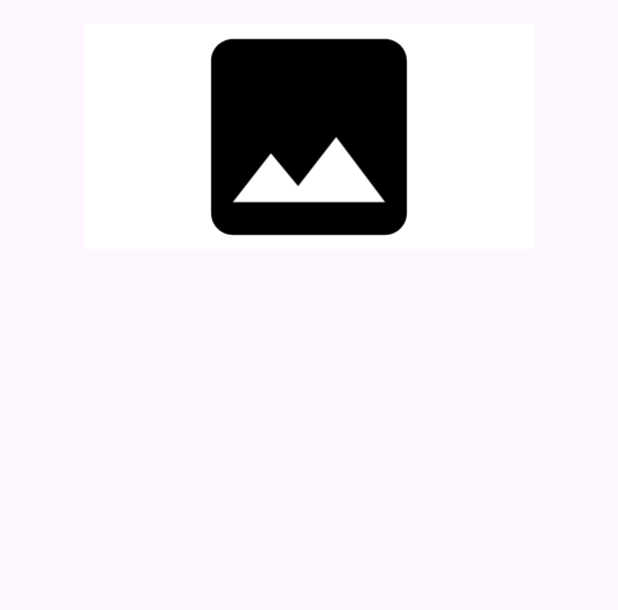
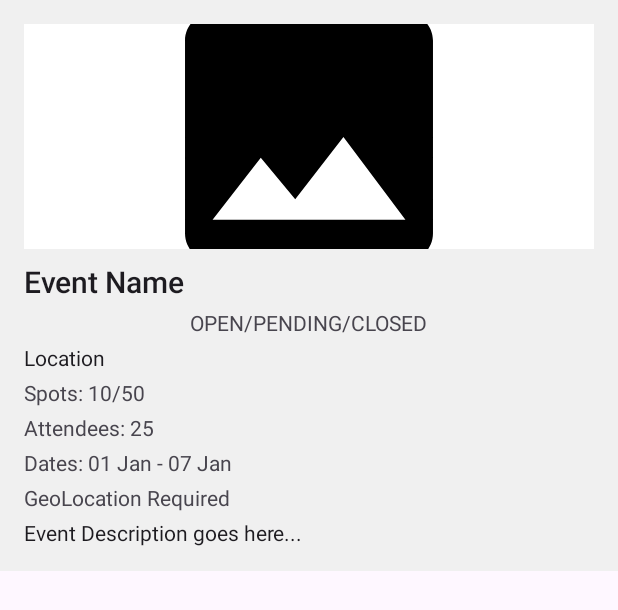
Before and after one commit to CMPUT301F24shower/shower-lotto649, an Android app: the layout event_list_item.xml on its own in the app's theme, with its tools: preview values and no code run, on a phone screen of 412 x 824 dp. Shown: the top 610 px of the screen. Run offline under Robolectric (Android 15) with nearby library versions, the phone set to English and light mode, and no system bars.

Commit message:
Font added to event_list_item

```diff
--- a/app/src/main/res/layout/event_list_item.xml
+++ b/app/src/main/res/layout/event_list_item.xml
@@ -1,102 +1,132 @@
 <?xml version="1.0" encoding="utf-8"?>
-<androidx.constraintlayout.widget.ConstraintLayout xmlns:android="http://schemas.android.com/apk/res/android"
+<androidx.constraintlayout.widget.ConstraintLayout
+    xmlns:android="http://schemas.android.com/apk/res/android"
     xmlns:app="http://schemas.android.com/apk/res-auto"
     xmlns:tools="http://schemas.android.com/tools"
     android:layout_width="match_parent"
-    android:layout_height="match_parent">
+    android:layout_height="wrap_content"
+    android:background="@color/colorSurfaceVariant"
+    android:padding="16dp">
 
-    <LinearLayout
-        android:id="@+id/event_poster_layout"
-        android:layout_width="wrap_content"
-        android:layout_height="wrap_content"
-        android:orientation="vertical"
-        android:gravity="center"
+    <!-- Event Poster -->
+    <ImageView
+        android:id="@+id/event_poster"
+        android:layout_width="0dp"
+        android:layout_height="150dp"
+        android:scaleType="centerCrop"
+        android:src="@drawable/ic_default_event_img_foreground"
+        android:background="@color/white"
         app:layout_constraintTop_toTopOf="parent"
         app:layout_constraintStart_toStartOf="parent"
-        app:layout_constraintEnd_toEndOf="parent" >
+        app:layout_constraintEnd_toEndOf="parent"
+        app:layout_constraintHorizontal_bias="0.5" />
 
-        <View
-            android:layout_width="match_parent"
-            android:layout_height="16dp"/>
-
-        <ImageView
-            android:id="@+id/event_poster"
-            android:src="@drawable/ic_default_event_img_foreground"
-            android:contentDescription="Icon description"
-            android:layout_width="300dp"
-            android:layout_height="150dp"
-            android:scaleType="centerCrop"
-            android:layout_gravity="center"
-            android:background="@color/white" />
-
-        <View
-            android:layout_width="match_parent"
-            android:layout_height="16dp"/>
-
-    </LinearLayout>
-
+    <!-- Event Name -->
     <TextView
         android:id="@+id/admin_event_name"
-        android:layout_width="wrap_content"
+        android:layout_width="0dp"
         android:layout_height="wrap_content"
-        android:textSize="40sp"
-        app:layout_constraintTop_toBottomOf="@+id/event_poster_layout"
-        app:layout_constraintStart_toStartOf="parent" />
+        android:layout_marginTop="8dp"
+        android:text="Event Name"
+        android:textSize="20sp"
+        android:fontFamily="sans-serif-medium"
+        android:textColor="@color/lightOnSurface"
+        app:layout_constraintTop_toBottomOf="@id/event_poster"
+        app:layout_constraintStart_toStartOf="parent"
+        app:layout_constraintEnd_toEndOf="parent" />
 
+    <!-- Event Status -->
     <TextView
         android:id="@+id/admin_event_status"
         android:layout_width="wrap_content"
         android:layout_height="wrap_content"
-        android:textSize="25sp"
-        app:layout_constraintTop_toBottomOf="@+id/admin_event_name"
-        app:layout_constraintStart_toStartOf="parent" />
+        android:layout_marginTop="4dp"
+        android:text="OPEN/PENDING/CLOSED"
+        android:textSize="14sp"
+        android:fontFamily="sans-serif"
+        android:textColor="@color/lightOnSurfaceVariant"
+        app:layout_constraintTop_toBottomOf="@id/admin_event_name"
+        app:layout_constraintStart_toStartOf="parent"
+        app:layout_constraintEnd_toEndOf="parent" />
 
+    <!-- Event Location -->
     <TextView
         android:id="@+id/admin_event_location"
-        android:layout_width="wrap_content"
+        android:layout_width="0dp"
         android:layout_height="wrap_content"
-        android:textSize="25sp"
-        app:layout_constraintTop_toBottomOf="@+id/admin_event_status"
-        app:layout_constraintStart_toStartOf="parent" />
+        android:layout_marginTop="4dp"
+        android:text="Location"
+        android:textSize="14sp"
+        android:fontFamily="sans-serif"
+        android:textColor="@color/lightOnSurface"
+        app:layout_constraintTop_toBottomOf="@id/admin_event_status"
+        app:layout_constraintStart_toStartOf="parent"
+        app:layout_constraintEnd_toEndOf="parent" />
 
+    <!-- Available Spots -->
     <TextView
         android:id="@+id/admin_event_spots"
         android:layout_width="wrap_content"
         android:layout_height="wrap_content"
-        android:textSize="25sp"
-        app:layout_constraintTop_toBottomOf="@+id/admin_event_location"
+        android:layout_marginTop="4dp"
+        android:text="Spots: 10/50"
+        android:textSize="14sp"
+        android:fontFamily="sans-serif"
+        android:textColor="@color/lightOnSurfaceVariant"
+        app:layout_constraintTop_toBottomOf="@id/admin_event_location"
         app:layout_constraintStart_toStartOf="parent" />
 
+    <!-- Attendees -->
     <TextView
         android:id="@+id/admin_event_attendees"
         android:layout_width="wrap_content"
         android:layout_height="wrap_content"
-        android:textSize="25sp"
-        app:layout_constraintTop_toBottomOf="@+id/admin_event_spots"
+        android:layout_marginTop="4dp"
+        android:text="Attendees: 25"
+        android:textSize="14sp"
+        android:fontFamily="sans-serif"
+        android:textColor="@color/lightOnSurfaceVariant"
+        app:layout_constraintTop_toBottomOf="@id/admin_event_spots"
         app:layout_constraintStart_toStartOf="parent" />
 
+    <!-- Event Dates -->
     <TextView
         android:id="@+id/admin_event_dates"
         android:layout_width="wrap_content"
         android:layout_height="wrap_content"
-        android:textSize="25sp"
-        app:layout_constraintTop_toBottomOf="@+id/admin_event_attendees"
+        android:layout_marginTop="4dp"
+        android:text="Dates: 01 Jan - 07 Jan"
+        android:textSize="14sp"
+        android:fontFamily="sans-serif"
+        android:textColor="@color/lightOnSurfaceVariant"
+        app:layout_constraintTop_toBottomOf="@id/admin_event_attendees"
         app:layout_constraintStart_toStartOf="parent" />
 
+    <!-- GeoLocation Requirement -->
     <TextView
         android:id="@+id/admin_event_geo"
         android:layout_width="wrap_content"
         android:layout_height="wrap_content"
-        android:textSize="25sp"
-        app:layout_constraintTop_toBottomOf="@+id/admin_event_dates"
+        android:layout_marginTop="4dp"
+        android:text="GeoLocation Required"
+        android:textSize="14sp"
+        android:fontFamily="sans-serif"
+        android:textColor="@color/lightOnSurfaceVariant"
+        app:layout_constraintTop_toBottomOf="@id/admin_event_dates"
         app:layout_constraintStart_toStartOf="parent" />
 
+    <!-- Event Description -->
     <TextView
         android:id="@+id/admin_event_description"
-        android:layout_width="wrap_content"
+        android:layout_width="0dp"
         android:layout_height="wrap_content"
-        android:textSize="25sp"
-        app:layout_constraintTop_toBottomOf="@+id/admin_event_geo"
-        app:layout_constraintStart_toStartOf="parent" />
+        android:layout_marginTop="4dp"
+        android:text="Event Description goes here..."
+        android:textSize="14sp"
+        android:fontFamily="sans-serif"
+        android:textColor="@color/lightOnSurface"
+        app:layout_constraintTop_toBottomOf="@id/admin_event_geo"
+        app:layout_constraintStart_toStartOf="parent"
+        app:layout_constraintEnd_toEndOf="parent" />
 
 </androidx.constraintlayout.widget.ConstraintLayout>
--- a/app/src/main/res/layout/facility_list_item.xml
+++ b/app/src/main/res/layout/facility_list_item.xml
@@ -1,28 +1,43 @@
 <?xml version="1.0" encoding="utf-8"?>
-<LinearLayout xmlns:android="http://schemas.android.com/apk/res/android"
+<LinearLayout
+    xmlns:android="http://schemas.android.com/apk/res/android"
     android:orientation="vertical"
     android:layout_width="match_parent"
-    android:layout_height="match_parent">
+    android:layout_height="match_parent"
+    android:padding="16dp"
+    android:background="@color/colorSurfaceVariant">
 
+    <!-- Facility Name -->
     <TextView
         android:id="@+id/facility_name"
         android:layout_width="wrap_content"
         android:layout_height="wrap_content"
         android:layout_gravity="start"
-        android:textSize="40sp" />
+        android:fontFamily="sans-serif-medium"
+        android:textSize="40sp"
+        android:textColor="@color/lightOnSurface"
+        android:layout_marginBottom="8dp" />
 
+    <!-- Facility Address -->
     <TextView
         android:id="@+id/facility_address"
         android:layout_width="wrap_content"
         android:layout_height="wrap_content"
         android:layout_gravity="start"
-        android:textSize="25sp" />
+        android:fontFamily="sans-serif"
+        android:textSize="25sp"
+        android:textColor="@color/lightOnSurfaceVariant"
+        android:layout_marginBottom="8dp" />
 
+    <!-- Open Events -->
     <TextView
         android:id="@+id/facility_open_events"
         android:layout_width="wrap_content"
         android:layout_height="wrap_content"
         android:layout_gravity="start"
-        android:textSize="25sp" />
+        android:fontFamily="sans-serif"
+        android:textSize="25sp"
+        android:textColor="@color/lightOnSurfaceVariant"
+        android:layout_marginBottom="8dp" />
 
 </LinearLayout>
--- a/app/src/main/res/values/styles.xml
+++ b/app/src/main/res/values/styles.xml
@@ -1,10 +1,8 @@
 <resources>
-    <!-- Base application theme. -->
+    <!-- Global application theme -->
     <style name="AppTheme" parent="Theme.MaterialComponents.Light.DarkActionBar">
-        <!-- Customize your theme here. -->
         <item name="colorPrimary">@color/colorPrimary</item>
         <item name="colorPrimaryDark">@color/colorPrimaryDark</item>
         <item name="colorAccent">@color/colorAccent</item>
     </style>
-
 </resources>
```
